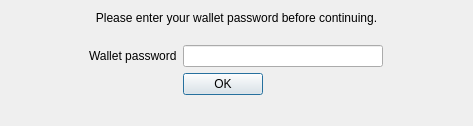
Old version of the form dexbot/views/ui/unlock_wallet_window.ui in the repository xeroc/stakemachine.
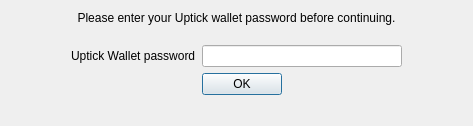
New version of the form.

Commit message: add uptick description to wallet password create for cli and .ui

Diff of the .ui file:
```diff
--- a/dexbot/views/ui/unlock_wallet_window.ui
+++ b/dexbot/views/ui/unlock_wallet_window.ui
@@ -32,7 +32,7 @@
       </sizepolicy>
      </property>
      <property name="text">
-      <string>Please enter your wallet password before continuing.</string>
+      <string>Please enter your Uptick wallet password before continuing.</string>
      </property>
      <property name="alignment">
       <set>Qt::AlignCenter</set>
@@ -81,7 +81,7 @@
          <item row="0" column="0">
           <widget class="QLabel" name="password_label">
            <property name="text">
-            <string>Wallet password</string>
+            <string>Uptick Wallet password</string>
            </property>
            <property name="buddy">
             <cstring>password_input</cstring>
```
The commit also changes 3 other files.
